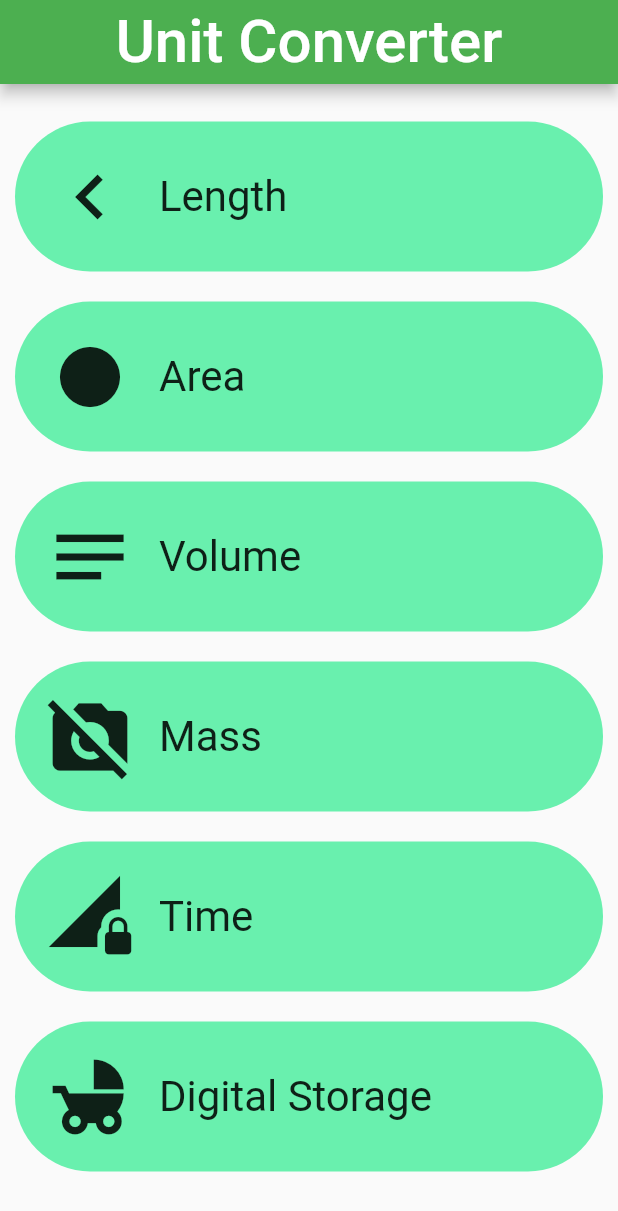
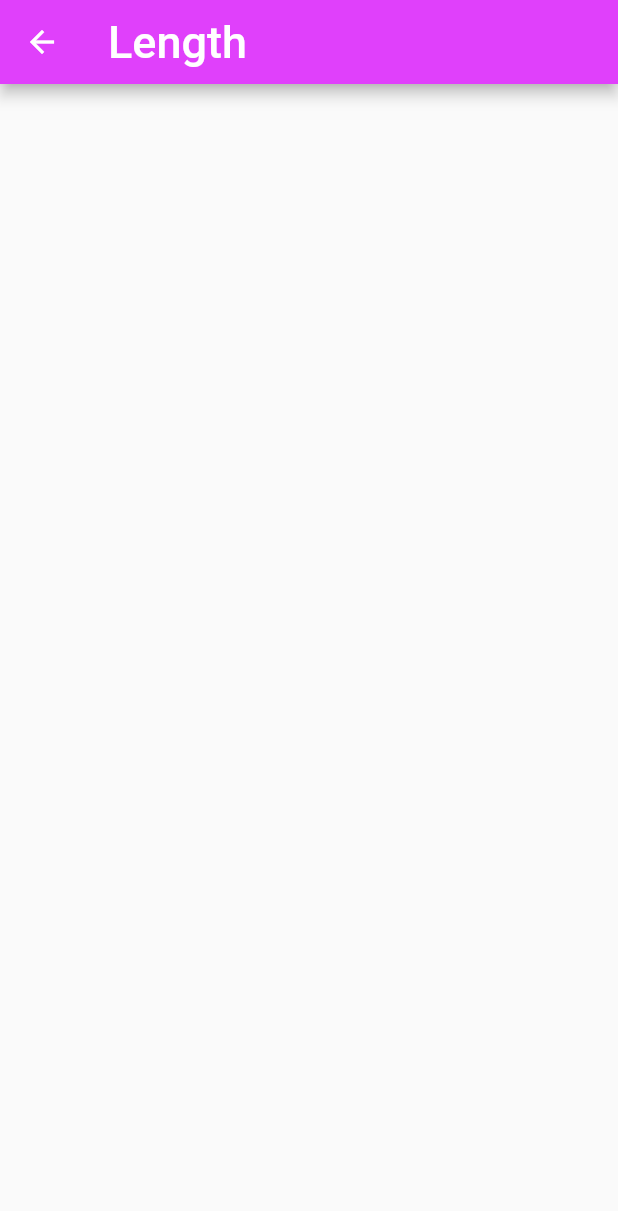
Before and after one commit to vicmoh/UnitConverter-Flutter, a Flutter app: the screen it shows after launch, after a tap on "Length", on a phone screen of 412 x 824 dp. Shown: the top 1211 px of the screen. Run offline on Flutter 3.47's test engine with Material 2 defaults, Android fonts, the phone set to English and light mode, and no system bars.

```diff
--- a/lib/main.dart
+++ b/lib/main.dart
@@ -10,7 +10,7 @@ void main() {
     MaterialApp(
       debugShowCheckedModeBanner: false,
       title: 'Udacity First App',
-      home: CategoryRoute(),
+      home: CategoryScreen(),
     ),
   );
 }
--- a/lib/src/category.dart
+++ b/lib/src/category.dart
@@ -1,7 +1,7 @@
 import 'package:flutter/material.dart';
+import 'package:hello_rectangle/src/unit.dart';
 
-class CategoryRoute extends StatelessWidget {
-
+class CategoryScreen extends StatelessWidget {
   // dev vars
   final List<Category> _categories = [
     Category(
@@ -19,15 +19,15 @@ class CategoryRoute extends StatelessWidget {
         label: "Digital Storage"),
   ];
 
-  Widget _catagoriesListView(BuildContext context){
+  Widget _catagoriesListView(BuildContext context) {
     EdgeInsets topBottomPadding = new EdgeInsets.only(top: 15.0, bottom: 15.0);
-    if (MediaQuery.of(context).orientation == Orientation.portrait){
+    if (MediaQuery.of(context).orientation == Orientation.portrait) {
       return ListView.builder(
         itemBuilder: (context, index) => _categories[index],
         itemCount: _categories.length,
         padding: topBottomPadding,
       );
-    }else{
+    } else {
       return GridView.count(
         crossAxisCount: 2,
         childAspectRatio: 3.0,
@@ -46,13 +46,12 @@ class CategoryRoute extends StatelessWidget {
             child: Text(
               'Unit Converter',
               textAlign: TextAlign.center,
-            textScaleFactor: 2.0,
+              textScaleFactor: 1.5,
             ),
           ),
           backgroundColor: Colors.green,
         ),
-      body: _catagoriesListView(context)
-    );
+        body: _catagoriesListView(context));
   }
 }
 
@@ -61,12 +60,14 @@ class Category extends StatelessWidget {
   const Category({
     this.label,
     this.icon,
+    // this.onTapFunction,
   });
 
   //instances
   final double fontSize = 24.0;
   final String label;
   final IconData icon;
+  // final onTapFunction;
 
   @override
   Widget build(BuildContext context) {
@@ -84,7 +85,11 @@ class Category extends StatelessWidget {
         // animation
         child: InkWell(
           onTap: () {
-            print("catagory button is clicked");
+            print("button is clicked");
+            Navigator.push(
+                context,
+                MaterialPageRoute(
+                    builder: (context) => UnitScreen(title: label)));
           },
           splashColor: Colors.green,
 
--- /dev/null
+++ b/lib/src/unit.dart
@@ -0,0 +1,20 @@
+import 'package:flutter/material.dart';
+
+class UnitScreen extends StatelessWidget{
+  UnitScreen({
+    this.title
+  });
+
+  final String title;
+
+  @override
+  Widget build(BuildContext context) {
+    return Scaffold(
+      appBar: AppBar(
+          title: Text(title, textAlign: TextAlign.center, textScaleFactor: 1.5),
+          backgroundColor: Colors.purpleAccent,
+      ),
+      body: Container(),
+    );
+  }
+}
```
Lines whose indentation alone changed are shown as unchanged.
